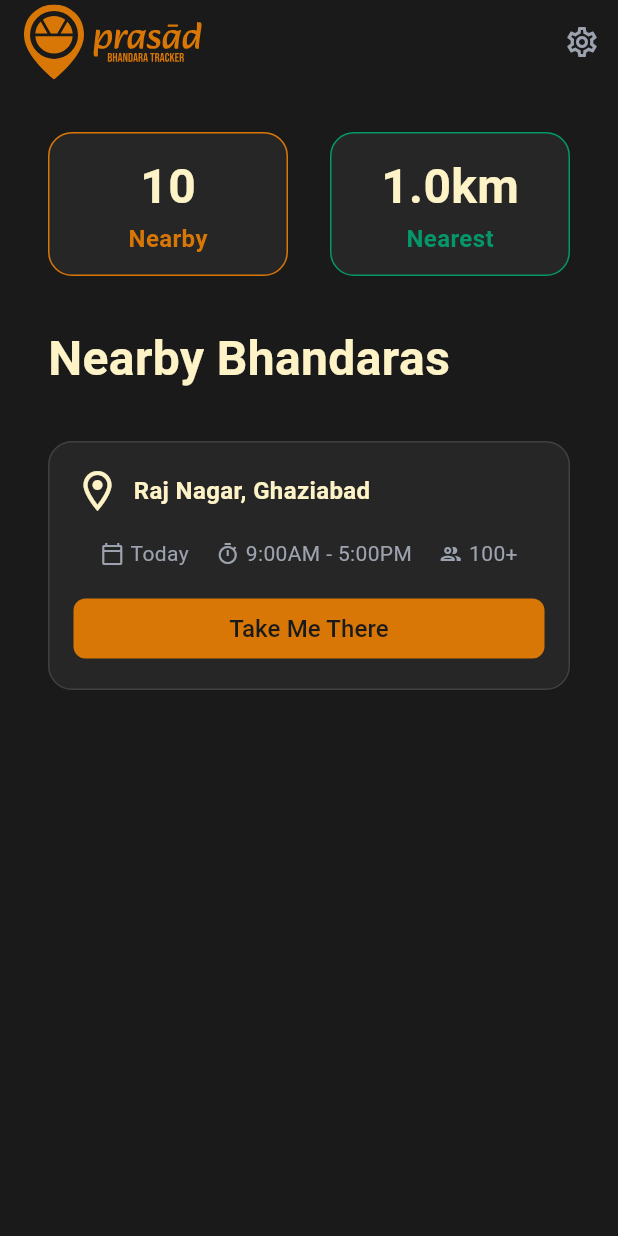
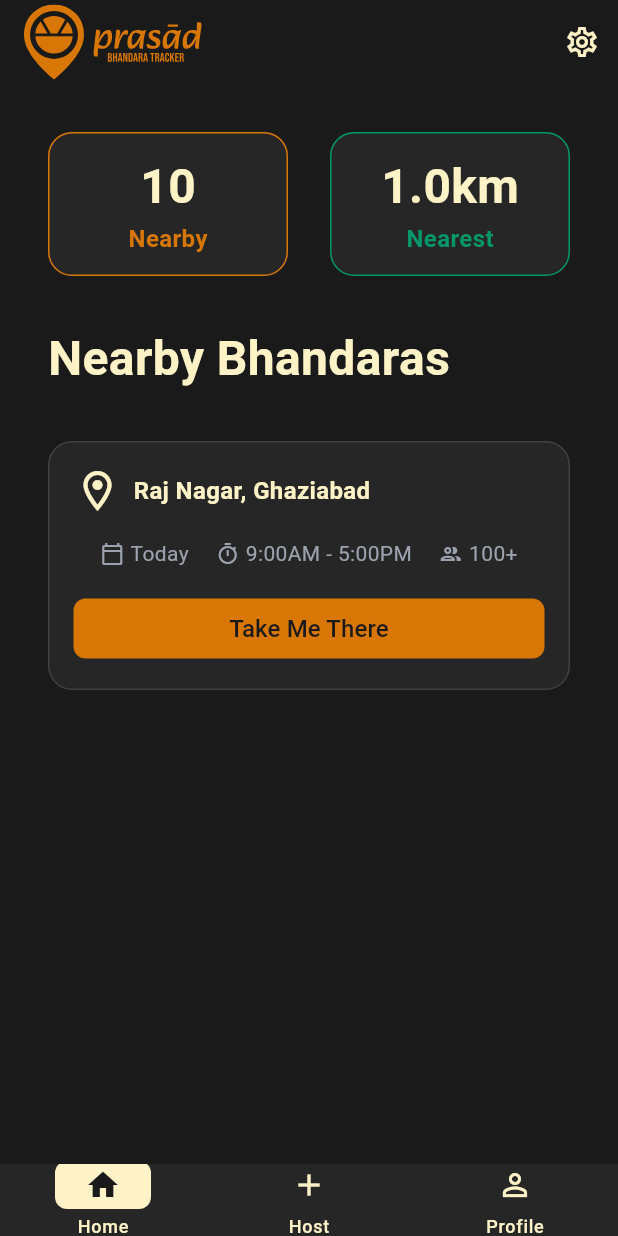
Before and after one commit to nilanshsharma23/prasad, a Flutter app: the screen it shows after launch, on a phone screen of 412 x 824 dp. Run offline on Flutter 3.47's test engine with Material 3 defaults, Android fonts, the phone set to English and light mode, and no system bars; our stand-ins replace flutter_svg, go_router.

Commit message:
navigation bar

```diff
--- a/lib/main.dart
+++ b/lib/main.dart
@@ -1,9 +1,15 @@
 import 'package:flutter/material.dart';
+import 'package:prasad/utils/providers/color_scheme_provider.dart';
 import 'package:prasad/utils/router.dart';
-import 'package:prasad/utils/themes.dart';
+import 'package:provider/provider.dart';
 
 void main() {
-  runApp(const MainApp());
+  runApp(
+    MultiProvider(
+      providers: [ChangeNotifierProvider(create: (_) => ColorSchemeProvider())],
+      child: MainApp(),
+    ),
+  );
 }
 
 class MainApp extends StatelessWidget {
@@ -12,7 +18,11 @@ class MainApp extends StatelessWidget {
   @override
   Widget build(BuildContext context) {
     return MaterialApp.router(
-      theme: ThemeData.from(colorScheme: Themes.darkColors),
+      theme: ThemeData.from(
+        colorScheme: Provider.of<ColorSchemeProvider>(
+          context,
+        ).currentColorScheme,
+      ),
       debugShowCheckedModeBanner: false,
       routerConfig: router,
     );
--- a/lib/pages/home.dart
+++ b/lib/pages/home.dart
@@ -1,5 +1,6 @@
 import 'package:flutter/material.dart';
 import 'package:flutter_svg/svg.dart';
+import 'package:go_router/go_router.dart';
 import 'package:prasad/utils/classes/listing_object.dart';
 import 'package:prasad/utils/widgets/listing_container.dart';
 import 'package:prasad/utils/widgets/status_container.dart';
@@ -22,14 +23,14 @@ class HomePage extends StatelessWidget {
         ),
         actions: [
           IconButton(
-            onPressed: () {},
+            onPressed: () {
+              context.push('/settings');
+            },
             icon: Icon(Icons.settings_outlined),
-            color: Theme.of(context).colorScheme.onSecondary,
           ),
         ],
       ),
-      body: SafeArea(
-        child: Padding(
+      body: Padding(
         padding: EdgeInsetsGeometry.all(32),
         child: Column(
           crossAxisAlignment: CrossAxisAlignment.start,
@@ -69,7 +70,6 @@ class HomePage extends StatelessWidget {
           ],
         ),
       ),
-      ),
     );
   }
 }
--- /dev/null
+++ b/lib/pages/settings.dart
@@ -0,0 +1,22 @@
+import 'package:flutter/material.dart';
+
+enum Theme {
+  systemDefault("System Default"),
+  light("Light"),
+  dark("Dark");
+
+  const Theme(this.label);
+  final String label;
+}
+
+class SettingsPage extends StatelessWidget {
+  const SettingsPage({super.key});
+
+  @override
+  Widget build(BuildContext context) {
+    return Scaffold(
+      appBar: AppBar(title: Text("Settings")),
+      body: Column(children: []),
+    );
+  }
+}
--- a/lib/utils/themes.dart
+++ b/lib/utils/color_schemes.dart
@@ -1,6 +1,6 @@
 import 'package:flutter/material.dart';
 
-class Themes {
+class ColorSchemes {
   // Light Mode Colors
   static const Color lightPrimary = Color(0xFFFF9933);
   static const Color lightSecondary = Color(0xFF138808);
--- /dev/null
+++ b/lib/utils/functions/navigation_functions.dart
@@ -0,0 +1,33 @@
+import 'package:flutter/material.dart';
+import 'package:go_router/go_router.dart';
+
+void onDestinationSelected(BuildContext context, {required int index}) {
+  switch (index) {
+    case 0:
+      GoRouter.of(context).go('/');
+      break;
+    case 1:
+      GoRouter.of(context).go('/host');
+      break;
+    case 2:
+      GoRouter.of(context).go('/profile');
+      break;
+    default:
+  }
+}
+
+int calculateSelectedIndex(BuildContext context) {
+  final String location = GoRouterState.of(context).uri.path;
+
+  if (location.startsWith('/')) {
+    if (location == '/host') {
+      return 1;
+    } else if (location == '/profile') {
+      return 2;
+    } else {
+      return 0;
+    }
+  } else {
+    return 0;
+  }
+}
--- /dev/null
+++ b/lib/utils/providers/color_scheme_provider.dart
@@ -0,0 +1,11 @@
+import 'package:flutter/material.dart';
+import 'package:prasad/utils/color_schemes.dart';
+
+class ColorSchemeProvider extends ChangeNotifier {
+  ColorScheme currentColorScheme = ColorSchemes.darkColors;
+
+  setColorScheme(ColorScheme colorScheme) {
+    currentColorScheme = colorScheme;
+    notifyListeners();
+  }
+}
--- a/lib/utils/router.dart
+++ b/lib/utils/router.dart
@@ -1,6 +1,45 @@
+import 'package:flutter/material.dart';
 import 'package:go_router/go_router.dart';
 import 'package:prasad/pages/home.dart';
+import 'package:prasad/pages/host.dart';
+import 'package:prasad/pages/profile.dart';
+import 'package:prasad/pages/settings.dart';
+import 'package:prasad/utils/widgets/navigation/navigation_scaffold.dart';
+
+final GlobalKey<NavigatorState> rootNavigatorKey = GlobalKey<NavigatorState>(
+  debugLabel: 'root',
+);
+final GlobalKey<NavigatorState> shellNavigatorKey = GlobalKey<NavigatorState>(
+  debugLabel: 'shell',
+);
 
 final router = GoRouter(
-  routes: [GoRoute(path: '/', builder: (context, state) => HomePage())],
+  navigatorKey: rootNavigatorKey,
+  debugLogDiagnostics: true,
+  routes: [
+    ShellRoute(
+      navigatorKey: shellNavigatorKey,
+      builder: (context, state, child) {
+        return NavigationScaffold(child: child);
+      },
+      routes: [
+        GoRoute(
+          parentNavigatorKey: shellNavigatorKey,
+          path: '/',
+          builder: (context, state) => HomePage(),
+        ),
+        GoRoute(
+          parentNavigatorKey: shellNavigatorKey,
+          path: '/host',
+          builder: (context, state) => HostPage(),
+        ),
+        GoRoute(
+          parentNavigatorKey: shellNavigatorKey,
+          path: '/profile',
+          builder: (context, state) => ProfilePage(),
+        ),
+      ],
+    ),
+    GoRoute(path: '/settings', builder: (context, state) => SettingsPage()),
+  ],
 );
--- /dev/null
+++ b/lib/utils/widgets/navigation/main_navigation_bar.dart
@@ -0,0 +1,50 @@
+import 'package:flutter/material.dart';
+
+class MainNavigationBar extends StatelessWidget {
+  const MainNavigationBar({
+    super.key,
+    required this.selectedIndex,
+    required this.onDestinationSelected,
+  });
+
+  final int selectedIndex;
+  final void Function(int index) onDestinationSelected;
+
+  @override
+  Widget build(BuildContext context) {
+    return NavigationBar(
+      onDestinationSelected: onDestinationSelected,
+      indicatorColor: Theme.of(context).colorScheme.onSurface,
+      indicatorShape: RoundedRectangleBorder(
+        borderRadius: BorderRadiusGeometry.circular(8),
+      ),
+      height: 48,
+      destinations: [
+        NavigationDestination(
+          icon: Icon(Icons.home_outlined),
+          label: "Home",
+          selectedIcon: Icon(
+            Icons.home,
+            color: Theme.of(context).colorScheme.onPrimary,
+          ),
+        ),
+        NavigationDestination(
+          icon: Icon(Icons.add_outlined),
+          label: "Host",
+          selectedIcon: Icon(
+            Icons.add,
+            color: Theme.of(context).colorScheme.onPrimary,
+          ),
+        ),
+        NavigationDestination(
+          icon: Icon(Icons.person_outline),
+          label: "Profile",
+          selectedIcon: Icon(
+            Icons.person,
+            color: Theme.of(context).colorScheme.onPrimary,
+          ),
+        ),
+      ],
+    );
+  }
+}
--- /dev/null
+++ b/lib/utils/widgets/navigation/navigation_scaffold.dart
@@ -0,0 +1,29 @@
+import 'package:flutter/material.dart';
+import 'package:prasad/utils/functions/navigation_functions.dart';
+import 'package:prasad/utils/widgets/navigation/main_navigation_bar.dart';
+
+class NavigationScaffold extends StatefulWidget {
+  const NavigationScaffold({super.key, required this.child});
+
+  final Widget child;
+
+  @override
+  State<NavigationScaffold> createState() => _NavigationScaffoldState();
+}
+
+class _NavigationScaffoldState extends State<NavigationScaffold> {
+  @override
+  Widget build(BuildContext context) {
+    return Scaffold(
+      body: SafeArea(child: widget.child),
+      bottomNavigationBar: MainNavigationBar(
+        selectedIndex: calculateSelectedIndex(context),
+        onDestinationSelected: (index) {
+          setState(() {
+            onDestinationSelected(context, index: index);
+          });
+        },
+      ),
+    );
+  }
+}
--- a/pubspec.yaml
+++ b/pubspec.yaml
@@ -13,6 +13,7 @@ dependencies:
   flutter_native_splash: ^2.4.6
   flutter_svg: ^2.2.1
   go_router: ^16.2.4
+  provider: ^6.1.5+1
 
 dev_dependencies:
   flutter_test:
```
Also changed, not shown: lib/pages/host.dart (added, +10 -0 lines), lib/pages/profile.dart (added, +10 -0 lines), pubspec.lock, 1 other file. Lines whose indentation alone changed are shown as unchanged.
